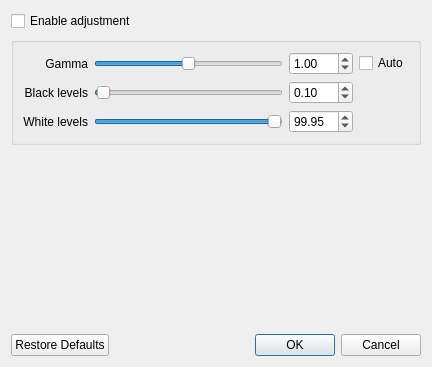
The window that client/src/ui/dialogs/adjust_video_dialog.ui (networkoptix/nx_open) describes before a commit, drawn with Qt 5.
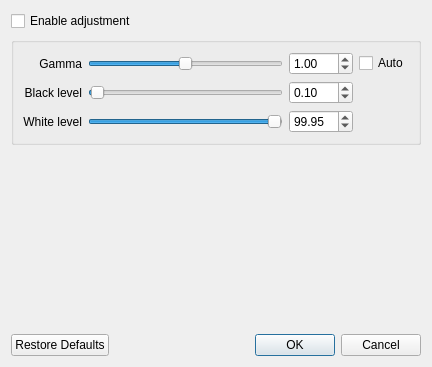
The same window after the commit. Custom widgets are drawn as their Qt base class.

What changed in the file:
```diff
--- a/client/src/ui/dialogs/adjust_video_dialog.ui
+++ b/client/src/ui/dialogs/adjust_video_dialog.ui
@@ -97,7 +97,7 @@
       <item row="1" column="0">
        <widget class="QLabel" name="label">
         <property name="text">
-         <string>Black levels</string>
+         <string>Black level</string>
         </property>
         <property name="alignment">
          <set>Qt::AlignRight|Qt::AlignTrailing|Qt::AlignVCenter</set>
@@ -133,7 +133,7 @@
       <item row="2" column="0">
        <widget class="QLabel" name="label_2">
         <property name="text">
-         <string>White levels</string>
+         <string>White level</string>
         </property>
         <property name="alignment">
          <set>Qt::AlignRight|Qt::AlignTrailing|Qt::AlignVCenter</set>
```
